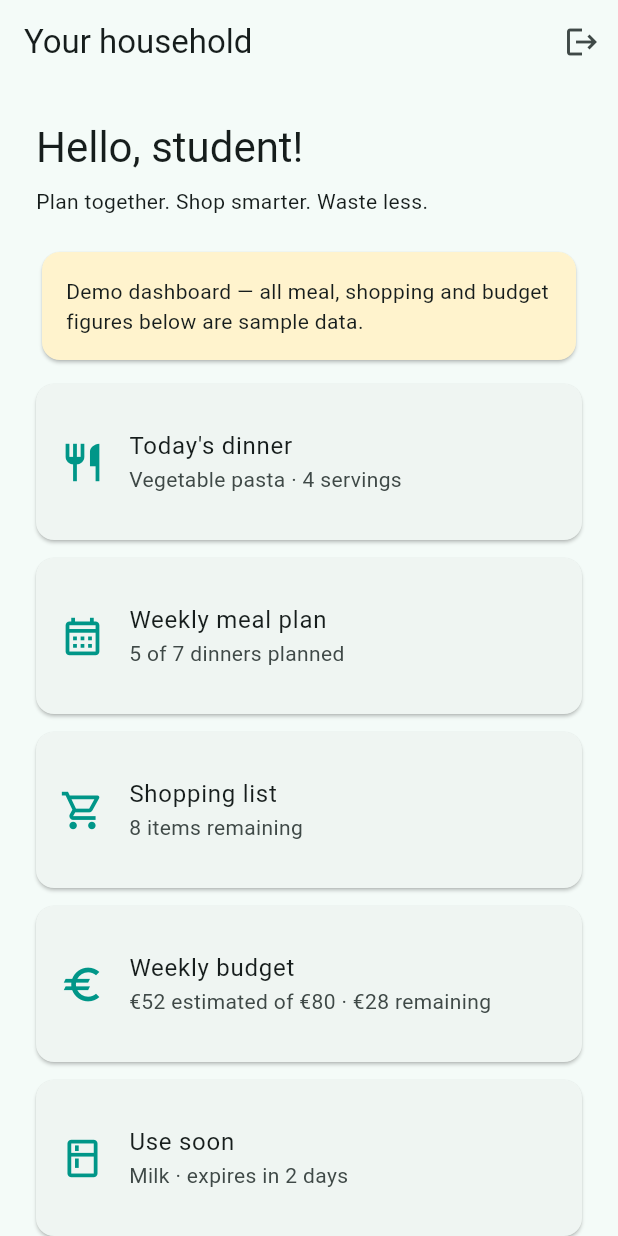
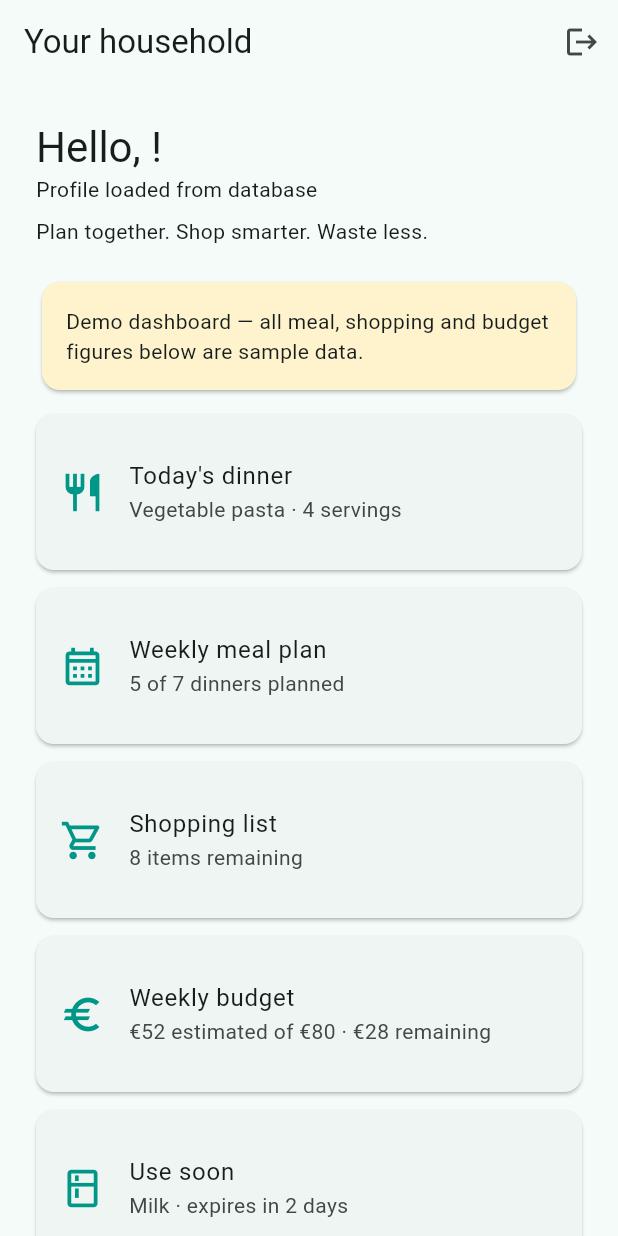
Before and after one commit to Matvii-Prokopovych/Student-Cohabitance-App, a Flutter app: the screen it shows once a user with an empty profile is signed in, after a tap on the "logout" icon, on a phone screen of 412 x 824 dp. Run offline on Flutter 3.47's test engine with Material 3 defaults, Android fonts, the phone set to English and light mode, and no system bars; our stand-ins replace supabase_flutter; accounts and stored records are empty.

Commit message:
Add persistent user profiles to Supabase

```diff
--- a/lib/main.dart
+++ b/lib/main.dart
@@ -56,9 +56,13 @@ class _AuthGateState extends State<AuthGate> {
         // Auth events rebuild gate; current session selects screen.
         final session = supabase.auth.currentSession;
 
+        // Separate dashboard state for each authenticated user.
         return session == null
             ? const AuthScreen()
-            : DashboardScreen(user: session.user);
+            : DashboardScreen(
+                key: ValueKey(session.user.id),
+                user: session.user,
+              );
       },
     );
   }
@@ -327,6 +331,57 @@ class DashboardScreen extends StatefulWidget {
 class _DashboardScreenState extends State<DashboardScreen> {
   bool _signingOut = false;
 
+  late Future<Map<String, dynamic>> _profile;
+
+  @override
+  void initState() {
+    super.initState();
+
+    // Start profile request once when dashboard state is created.
+    _profile = _loadOrCreateProfile();
+  }
+
+  Future<Map<String, dynamic>> _loadOrCreateProfile() async {
+    final userId = widget.user.id;
+
+    // Search profile using authenticated user's ID.
+    final existing = await supabase
+        .from('profiles')
+        .select('id, display_name, created_at')
+        .eq('id', userId)
+        .maybeSingle();
+
+    if (existing != null) return existing;
+
+    // Use registration metadata only when database profile is missing.
+    final rawName = widget.user.userMetadata?['display_name'];
+    final name = rawName is String ? rawName.trim() : '';
+    final displayName = name.isEmpty ? 'Student' : name;
+    final safeName = String.fromCharCodes(displayName.runes.take(100));
+
+    // Preserve existing row if another tab creates same profile first.
+    await supabase
+        .from('profiles')
+        .upsert(
+          {'id': userId, 'display_name': safeName},
+          onConflict: 'id',
+          ignoreDuplicates: true,
+        );
+
+    return await supabase
+        .from('profiles')
+        .select('id, display_name, created_at')
+        .eq('id', userId)
+        .single();
+  }
+
+  void _retryProfile() {
+    // Start new request only when user explicitly retries.
+    setState(() {
+      _profile = _loadOrCreateProfile();
+    });
+  }
+
   Future<void> _signOut() async {
     // Block repeated sign-out calls until current request finishes.
     setState(() => _signingOut = true);
@@ -346,12 +401,6 @@ class _DashboardScreenState extends State<DashboardScreen> {
 
   @override
   Widget build(BuildContext context) {
-    // Read registration name from metadata, with fallback for missing value.
-    final name = widget.user.userMetadata?['display_name'] as String?;
-    final greeting = name == null || name.trim().isEmpty
-        ? 'student'
-        : name.trim();
-
     return Scaffold(
       appBar: AppBar(
         title: const Text('Your household'),
@@ -370,9 +419,51 @@ class _DashboardScreenState extends State<DashboardScreen> {
           child: ListView(
             padding: const EdgeInsets.all(24),
             children: [
-              Text(
-                'Hello, $greeting!',
-                style: Theme.of(context).textTheme.headlineMedium,
+              // Render loading, failure or database profile result.
+              FutureBuilder<Map<String, dynamic>>(
+                future: _profile,
+                builder: (context, snapshot) {
+                  if (snapshot.connectionState != ConnectionState.done) {
+                    return const Column(
+                      crossAxisAlignment: CrossAxisAlignment.start,
+                      children: [
+                        Text('Loading your profile...'),
+                        SizedBox(height: 8),
+                        LinearProgressIndicator(),
+                      ],
+                    );
+                  }
+
+                  if (snapshot.hasError) {
+                    return Column(
+                      crossAxisAlignment: CrossAxisAlignment.start,
+                      children: [
+                        const Text(
+                          'Could not load or save your profile. '
+                          'Check connection and try again.',
+                        ),
+                        TextButton(
+                          onPressed: _retryProfile,
+                          child: const Text('Retry profile'),
+                        ),
+                      ],
+                    );
+                  }
+
+                  // Read name only after request completed successfully.
+                  final name = snapshot.data!['display_name'] as String;
+
+                  return Column(
+                    crossAxisAlignment: CrossAxisAlignment.start,
+                    children: [
+                      Text(
+                        'Hello, $name!',
+                        style: Theme.of(context).textTheme.headlineMedium,
+                      ),
+                      const Text('Profile loaded from database'),
+                    ],
+                  );
+                },
               ),
               const SizedBox(height: 8),
               const Text('Plan together. Shop smarter. Waste less.'),
```
